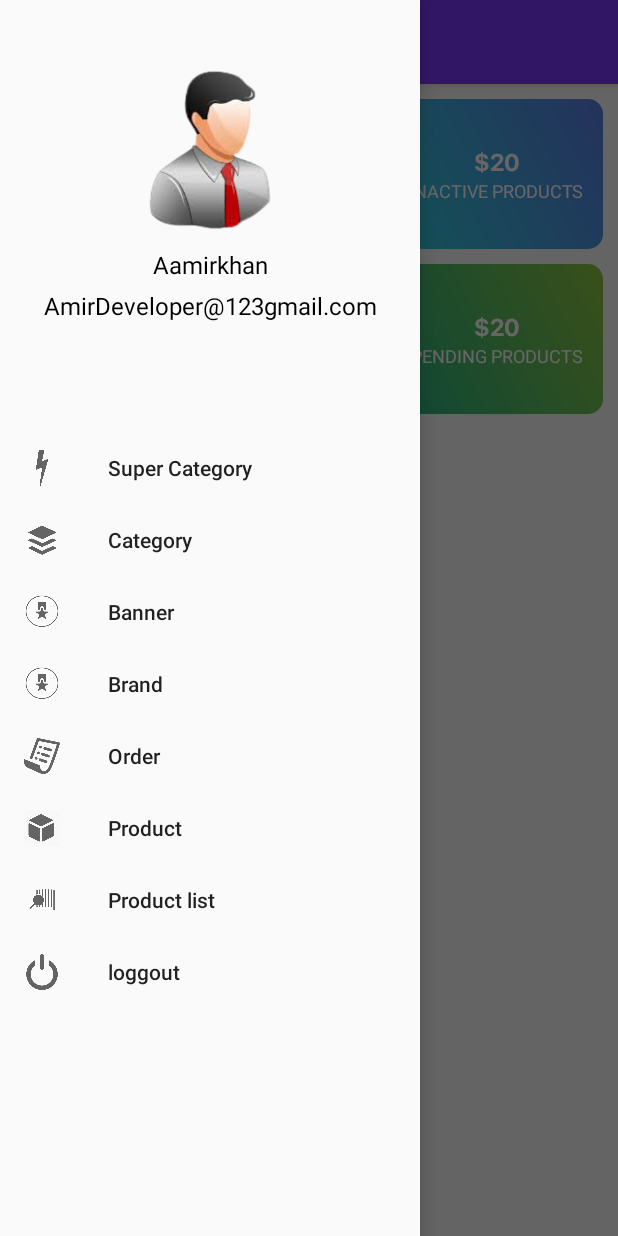
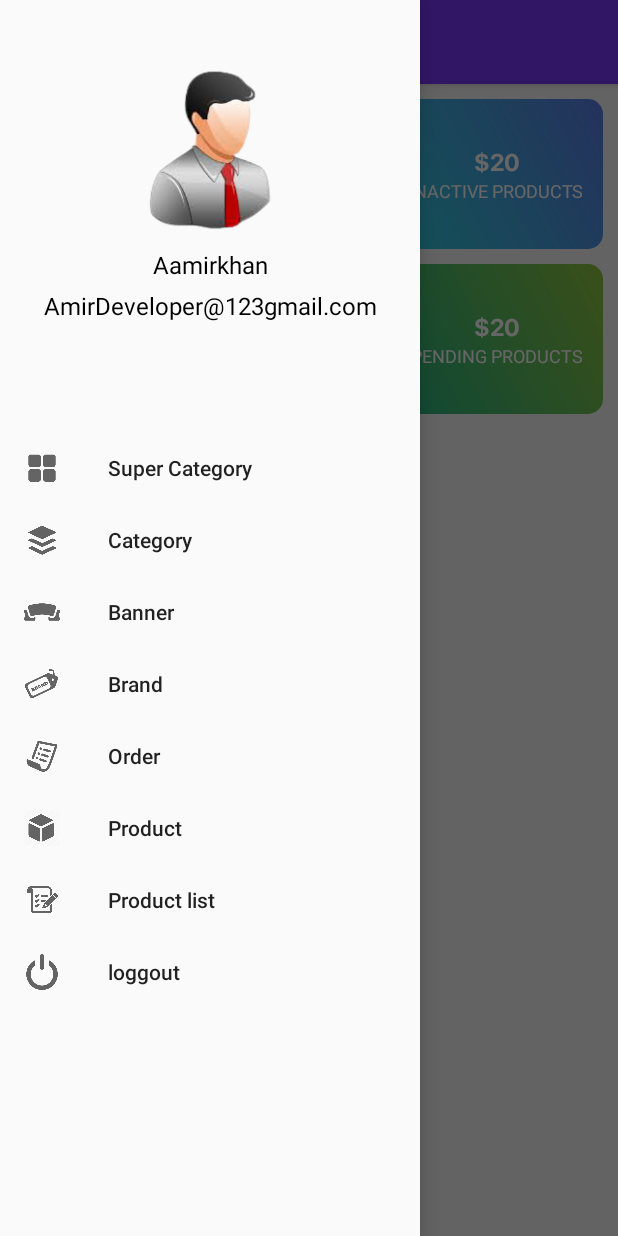
Before and after one commit to Amirkhan5949/E_Commerce_Admin, an Android app: the screen it shows after launch once a user with an empty profile is signed in (DashBoardActivity), with the side drawer open, on a phone screen of 412 x 824 dp. Run offline under Robolectric (Android 15) with nearby library versions, the phone set to English and light mode, and no system bars; our stand-ins replace Firebase (no records; nobody signed in at launch, a user with empty details on screens opened directly), Picasso; pictures from the network do not load.

Commit message:
Home ui fixed.

```diff
--- a/app/src/main/res/layout/activity_dash_board.xml
+++ b/app/src/main/res/layout/activity_dash_board.xml
@@ -10,14 +10,10 @@
     tools:context=".activity.DashBoardActivity">
 
 
-    <ScrollView
-        android:layout_width="match_parent"
-        android:layout_height="wrap_content">
-
     <LinearLayout
         android:orientation="vertical"
         android:layout_width="match_parent"
-            android:layout_height="wrap_content">
+        android:layout_height="match_parent">
 
         <com.google.android.material.appbar.AppBarLayout
             android:layout_width="match_parent"
@@ -34,7 +30,32 @@
 
         </com.google.android.material.appbar.AppBarLayout>
 
+
+        <androidx.coordinatorlayout.widget.CoordinatorLayout
+            android:orientation="vertical"
+            android:layout_width="match_parent"
+            android:layout_height="0dp"
+            android:layout_weight="1">
+
+            <com.google.android.material.appbar.AppBarLayout
+                android:id="@+id/app_bar"
+                app:elevation="1dp"
+                android:layout_width="match_parent"
+                android:layout_height="wrap_content"
+                android:fitsSystemWindows="true">
+
+                <com.google.android.material.appbar.CollapsingToolbarLayout
+                    android:background="@color/background"
+                    android:id="@+id/toolbar_layout"
+                    android:layout_width="match_parent"
+                    android:layout_height="match_parent"
+                    android:fitsSystemWindows="true"
+                    app:contentScrim="@color/white"
+                    app:layout_scrollFlags="scroll|exitUntilCollapsed">
+
                     <LinearLayout
+                        app:layout_collapseMode="parallax"
+                        app:layout_collapseParallaxMultiplier="0.5"
                         android:layout_width="match_parent"
                         android:orientation="vertical"
                         android:layout_height="wrap_content">
@@ -83,6 +104,7 @@
                                             />
 
                                         <TextView
+                                            android:ellipsize="end"
                                             android:maxLines="1"
                                             android:layout_gravity="center"
                                             android:layout_width="wrap_content"
@@ -138,6 +160,7 @@
                                             />
 
                                         <TextView
+                                            android:ellipsize="end"
                                             android:maxLines="1"
                                             android:layout_gravity="center"
                                             android:layout_width="wrap_content"
@@ -200,6 +223,7 @@
                                             />
 
                                         <TextView
+                                            android:ellipsize="end"
                                             android:maxLines="1"
                                             android:layout_gravity="center"
                                             android:layout_width="wrap_content"
@@ -254,6 +278,7 @@
                                             />
 
                                         <TextView
+                                            android:ellipsize="end"
                                             android:maxLines="1"
                                             android:layout_gravity="center"
                                             android:layout_width="wrap_content"
@@ -277,16 +302,60 @@
 
                     </LinearLayout>
 
+                </com.google.android.material.appbar.CollapsingToolbarLayout>
+            </com.google.android.material.appbar.AppBarLayout>
+
+
+
+            <RelativeLayout
+                android:background="@color/background"
+                app:layout_behavior="@string/appbar_scrolling_view_behavior"
+                android:layout_width="match_parent"
+                android:layout_height="match_parent">
+
                 <androidx.recyclerview.widget.RecyclerView
                     android:layout_marginBottom="10dp"
                     android:layout_width="match_parent"
                     android:layout_height="match_parent"
                     android:id="@+id/rv_order"/>
 
+                <TextView
+                    android:visibility="gone"
+                    android:id="@+id/tv_NoProductFound"
+                    android:layout_centerInParent="true"
+                    android:gravity="center"
+                    android:layout_marginRight="30dp"
+                    android:layout_marginLeft="30dp"
+                    android:layout_gravity="center_vertical"
+                    android:textSize="20sp"
+                    android:layout_width="match_parent"
+                    android:layout_height="wrap_content"
+                    android:fontFamily="@font/roboto"
+                    android:textColor="@color/green"
+                    android:text="No product found" />
+
+                <ProgressBar
+                    app:layout_anchorGravity="center"
+                    android:layout_centerHorizontal="true"
+                    android:elevation="200dp"
+                    android:indeterminateTint="@color/green"
+                    android:layout_width="50dp"
+                    android:layout_height="50dp"
+                    android:layout_marginTop="200dp"
+                    android:id="@+id/loader"/>
+
+
+            </RelativeLayout>
+
+
+
+
+
+        </androidx.coordinatorlayout.widget.CoordinatorLayout>
+
+
 
     </LinearLayout>
-
-    </ScrollView>
 
 
 
--- a/app/src/main/res/menu/mainfile.xml
+++ b/app/src/main/res/menu/mainfile.xml
@@ -2,7 +2,7 @@
 <menu xmlns:android="http://schemas.android.com/apk/res/android">
     <item
         android:title="Super Category"
-        android:icon="@drawable/supercat"
+        android:icon="@drawable/super_cat"
         android:id="@+id/supercategory"/>
 
     <item
@@ -12,7 +12,7 @@
 
     <item
         android:title="Banner"
-        android:icon="@drawable/brand"
+        android:icon="@drawable/banner"
         android:id="@+id/banner"/>
 
     <item
@@ -31,7 +31,7 @@
 
     <item
         android:title="Product list"
-        android:icon="@drawable/productlist"
+        android:icon="@drawable/product_list"
         android:id="@+id/productlist"/>
 
     <item
```
Also changed, not shown: app/src/main/res/drawable/banner.png (added), app/src/main/res/drawable/brand.png, app/src/main/res/drawable/order.png, app/src/main/res/drawable/product_list.png (added), app/src/main/res/drawable/super_cat.png (added). Lines whose indentation alone changed are shown as unchanged.
